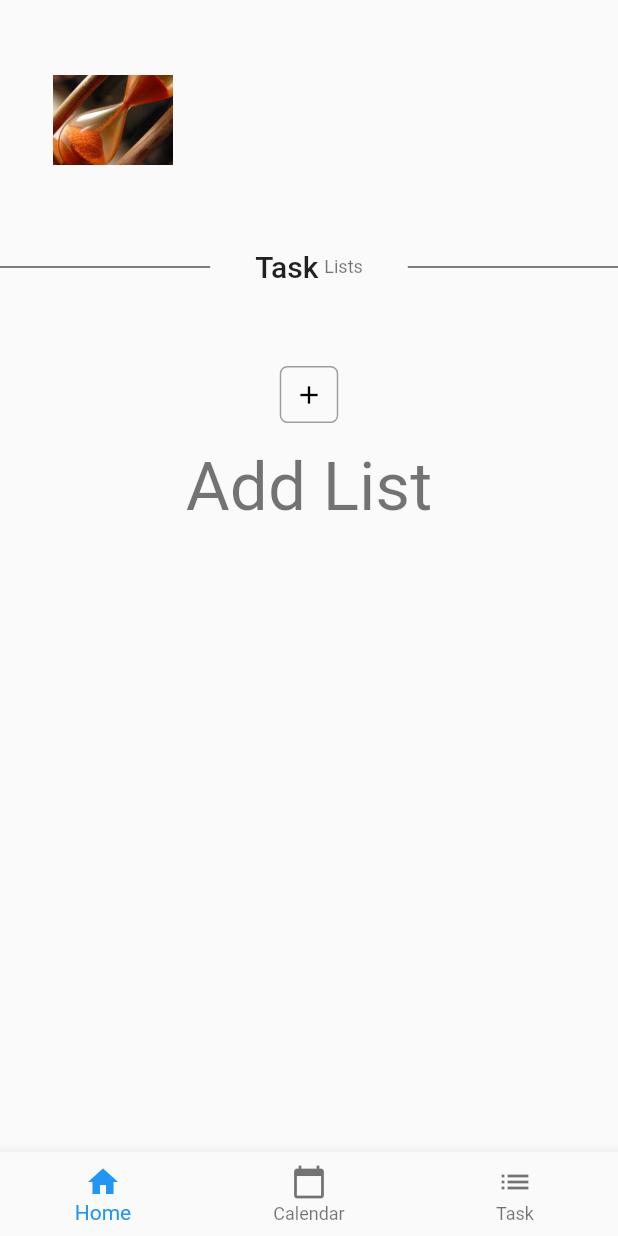
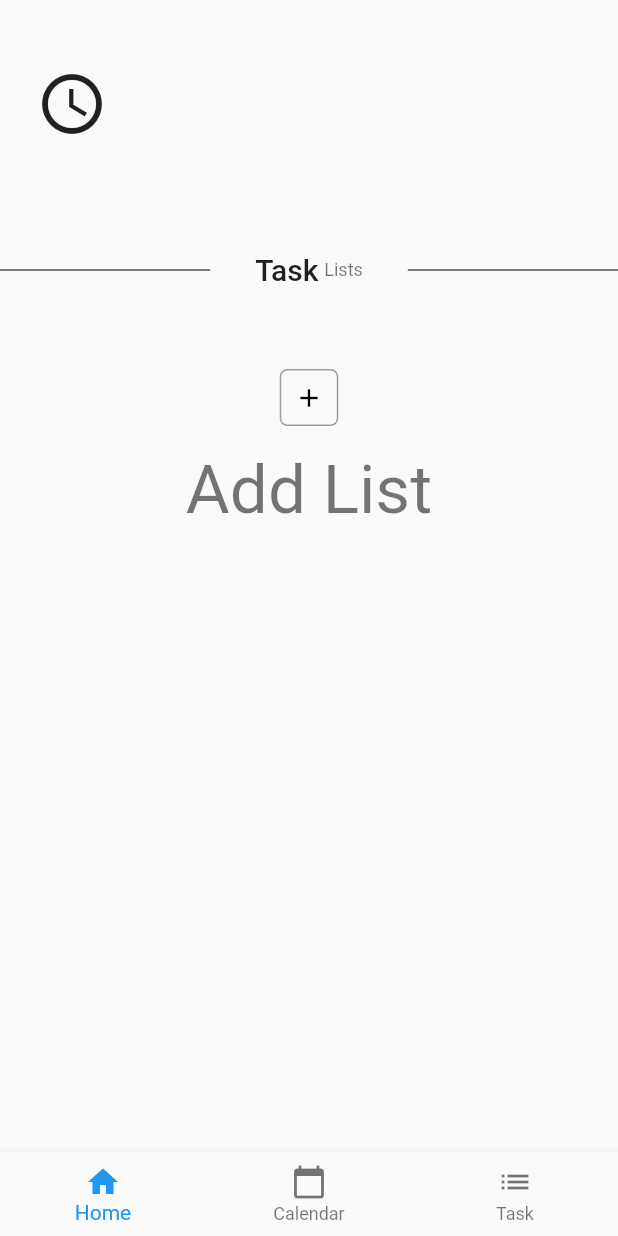
Before and after one commit to AlbanyBuipe/Daily, a Flutter app: the screen it shows after launch, on a phone screen of 412 x 824 dp. Run offline on Flutter 3.47's test engine with Material 2 defaults, Android fonts, the phone set to English and light mode, and no system bars; Roboto replaces fonts that are missing (Roboto Mono).

Commit message:
Changed Icon To A Clock

```diff
--- a/lib/ui/home.dart
+++ b/lib/ui/home.dart
@@ -12,12 +12,15 @@ class HomePage extends StatelessWidget {
         child: Column(
           crossAxisAlignment: CrossAxisAlignment.start,
           children: <Widget>[
+
             Container(
-                margin: EdgeInsets.all(35.0),
+                margin: EdgeInsets.only(top: 24.0, left: 8.0),
                 width: 80,
                 height: 90,
-                child: Image.asset('assets/images/logo.jpg')
+                child: Icon(Icons.access_time, size: 48.0,)
             ),
+            SizedBox(height: 48.0,),
+
             Row(
               children: <Widget>[
                 Expanded(
@@ -55,8 +58,6 @@ class HomePage extends StatelessWidget {
                       decoration: ShapeDecoration(
                           shape: RoundedRectangleBorder(borderRadius: BorderRadius.circular(5.0),
                               side: BorderSide(color: Colors.grey), ),
-
-
                         ),
                         width: 39.0,
                         height: 38.0,
```
Also changed, not shown: assets/images/hourglass.svg (added).
